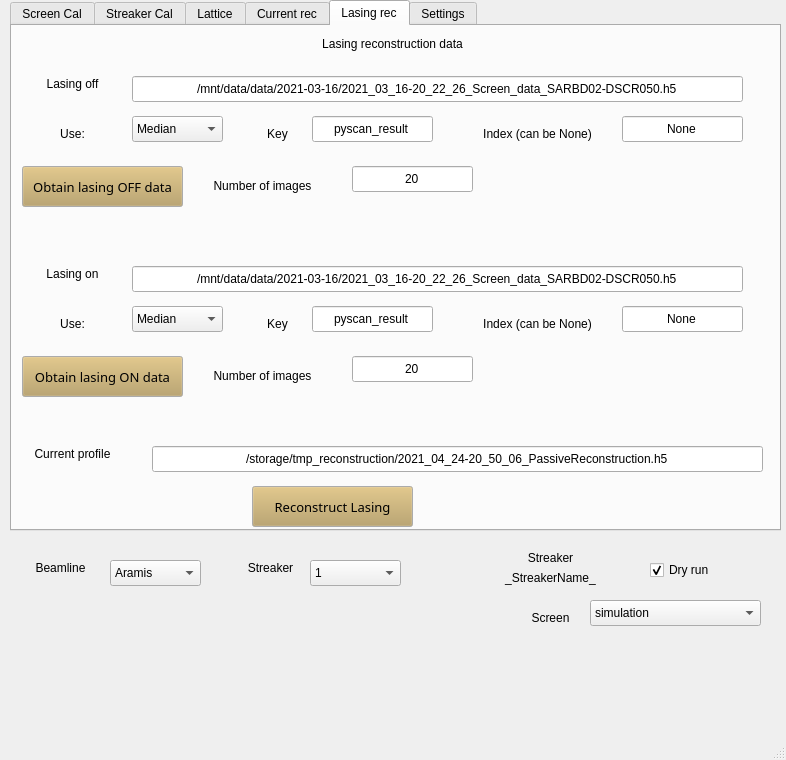
Qt form GUI.ui (pdijksta/WakefieldAnalysis) before a commit.
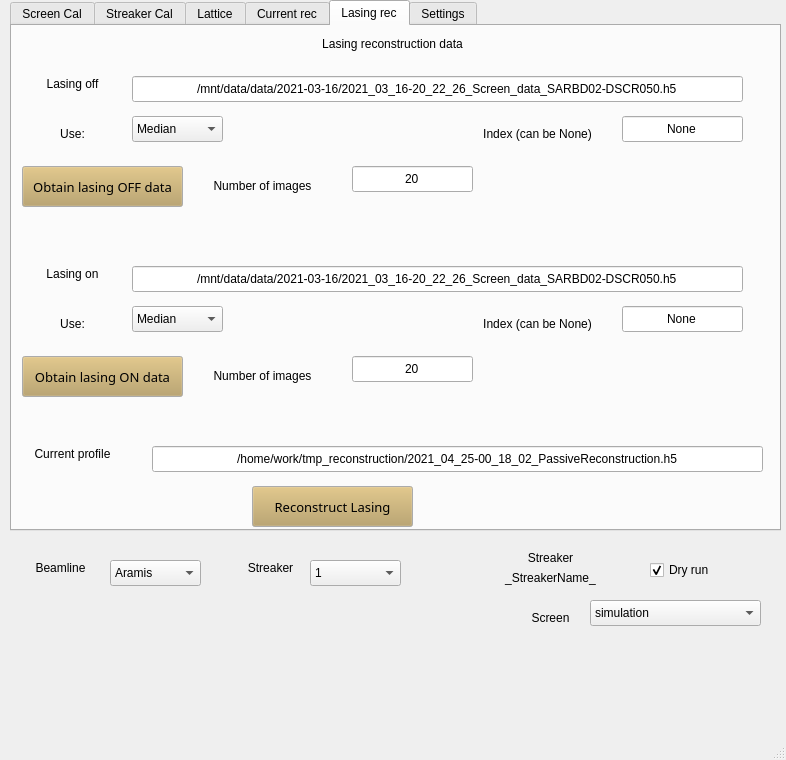
The same form after that commit.

Patch:
```diff
--- a/GUI.ui
+++ b/GUI.ui
@@ -1952,22 +1952,6 @@
        </property>
       </item>
      </widget>
-     <widget class="QLabel" name="label_56">
-      <property name="geometry">
-       <rect>
-        <x>230</x>
-        <y>100</y>
-        <width>71</width>
-        <height>16</height>
-       </rect>
-      </property>
-      <property name="text">
-       <string>Key</string>
-      </property>
-      <property name="alignment">
-       <set>Qt::AlignCenter</set>
-      </property>
-     </widget>
      <widget class="QLabel" name="label_57">
       <property name="geometry">
        <rect>
@@ -2000,22 +1984,6 @@
        <set>Qt::AlignCenter</set>
       </property>
      </widget>
-     <widget class="QLineEdit" name="LasingOnDataLoadKey">
-      <property name="geometry">
-       <rect>
-        <x>300</x>
-        <y>280</y>
-        <width>121</width>
-        <height>26</height>
-       </rect>
-      </property>
-      <property name="text">
-       <string>pyscan_result</string>
-      </property>
-      <property name="alignment">
-       <set>Qt::AlignCenter</set>
-      </property>
-     </widget>
      <widget class="QLabel" name="label_58">
       <property name="geometry">
        <rect>
@@ -2152,22 +2120,6 @@
        <string>Obtain lasing OFF data</string>
       </property>
      </widget>
-     <widget class="QLabel" name="label_66">
-      <property name="geometry">
-       <rect>
-        <x>230</x>
-        <y>290</y>
-        <width>71</width>
-        <height>16</height>
-       </rect>
-      </property>
-      <property name="text">
-       <string>Key</string>
-      </property>
-      <property name="alignment">
-       <set>Qt::AlignCenter</set>
-      </property>
-     </widget>
      <widget class="QLineEdit" name="LasingOnDataLoadIndex">
       <property name="geometry">
        <rect>
@@ -2287,22 +2239,6 @@
        </property>
       </item>
      </widget>
-     <widget class="QLineEdit" name="LasingOffDataLoadKey">
-      <property name="geometry">
-       <rect>
-        <x>300</x>
-        <y>90</y>
-        <width>121</width>
-        <height>26</height>
-       </rect>
-      </property>
-      <property name="text">
-       <string>pyscan_result</string>
-      </property>
-      <property name="alignment">
-       <set>Qt::AlignCenter</set>
-      </property>
-     </widget>
      <widget class="QPushButton" name="ReconstructLasing">
       <property name="geometry">
        <rect>
@@ -2385,7 +2321,7 @@
        </rect>
       </property>
       <property name="text">
-       <string>/storage/tmp_reconstruction/2021_04_24-20_50_06_PassiveReconstruction.h5</string>
+       <string>/home/work/tmp_reconstruction/2021_04_25-00_18_02_PassiveReconstruction.h5</string>
       </property>
       <property name="alignment">
        <set>Qt::AlignCenter</set>
```
